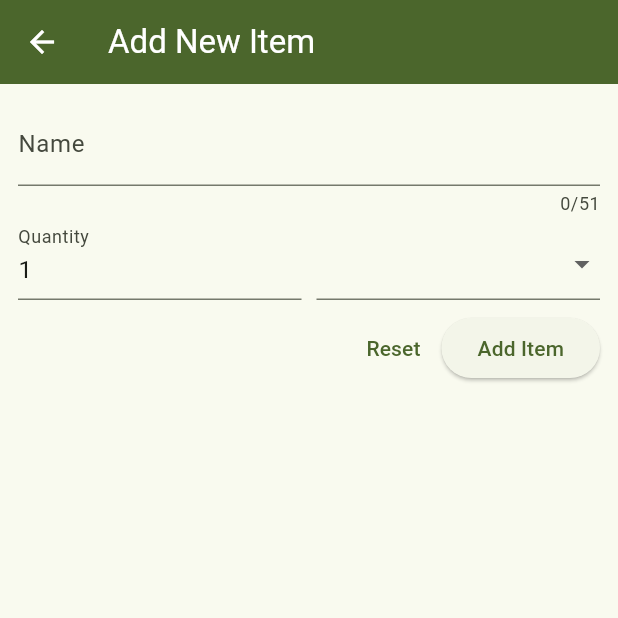
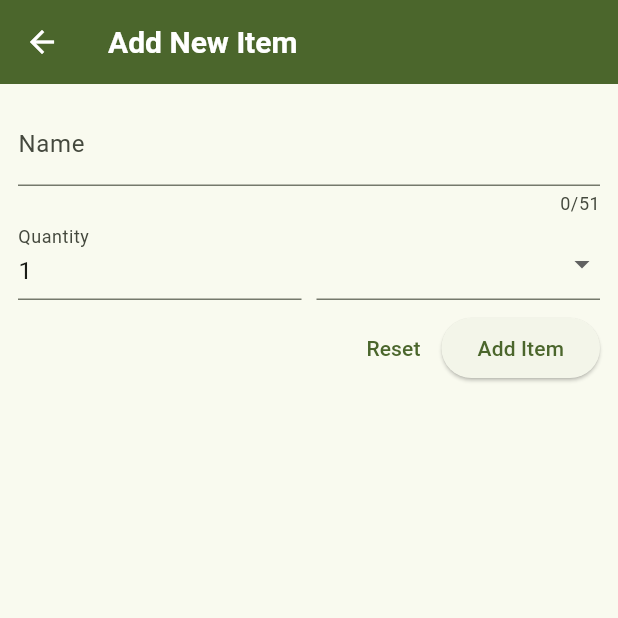
Before and after one commit to Iftikhar-Shams-Niloy/flutter_shoppy_list, a Flutter app: the screen it shows after launch, after a tap on the "add" icon, on a phone screen of 412 x 824 dp, the top half of it. Run offline on Flutter 3.47's test engine with Material 3 defaults, Android fonts, the phone set to English and light mode, and no system bars; network calls fail.

Commit message:
Theme added in the Application

```diff
--- a/lib/data/constants.dart
+++ b/lib/data/constants.dart
@@ -17,9 +17,52 @@ class MyAppScheme {
   ).copyWith(secondary: MyAppColors.accentYellow);
 }
 
+class MyAppTextTheme {
+  static final light = TextTheme(
+    titleLarge: TextStyle(
+      fontSize: 20,
+      fontWeight: FontWeight.w600,
+      color: MyAppScheme.lightScheme.onInverseSurface,
+    ),
+    bodyLarge: TextStyle(
+      fontSize: 16,
+      color: MyAppScheme.lightScheme.onSurface,
+    ),
+    bodyMedium: TextStyle(
+      fontSize: 14,
+      color: MyAppScheme.lightScheme.onSurface,
+    ),
+    bodySmall: TextStyle(
+      fontSize: 12,
+      color: MyAppScheme.lightScheme.onSurface,
+    ),
+  );
+
+  static final dark = TextTheme(
+    titleLarge: TextStyle(
+      fontSize: 20,
+      fontWeight: FontWeight.w600,
+      color: MyAppScheme.darkScheme.onPrimary,
+    ),
+    bodyLarge: TextStyle(
+      fontSize: 16,
+      color: MyAppScheme.darkScheme.onSurface,
+    ),
+    bodyMedium: TextStyle(
+      fontSize: 14,
+      color: MyAppScheme.darkScheme.onSurface,
+    ),
+    bodySmall: TextStyle(
+      fontSize: 12,
+      color: MyAppScheme.darkScheme.onSurface,
+    ),
+  );
+}
+
 class MyAppTheme {
   static final lightTheme = ThemeData.from(colorScheme: MyAppScheme.lightScheme)
       .copyWith(
+        textTheme: MyAppTextTheme.light,
         appBarTheme: AppBarTheme(
           backgroundColor: MyAppScheme.lightScheme.primary,
           foregroundColor: MyAppScheme.lightScheme.onPrimary,
@@ -32,6 +75,7 @@ class MyAppTheme {
 
   static final darkTheme = ThemeData.from(colorScheme: MyAppScheme.lightScheme)
       .copyWith(
+        textTheme: MyAppTextTheme.dark,
         appBarTheme: AppBarTheme(
           backgroundColor: MyAppScheme.darkScheme.primary,
           foregroundColor: MyAppScheme.darkScheme.onPrimary,
--- a/lib/widgets/grocery_list.dart
+++ b/lib/widgets/grocery_list.dart
@@ -146,8 +146,13 @@ class _GroceryListState extends State<GroceryList> {
 
   @override
   Widget build(BuildContext context) {
+    final textTheme = Theme.of(context).textTheme;
+
     Widget myContent = Center(
-      child: Text("Nothing to show!"),
+      child: Text(
+        "Nothing to show!",
+        style: textTheme.bodyLarge,
+      ),
     );
 
     //* It will show a circular loading animation while loading
@@ -166,7 +171,10 @@ class _GroceryListState extends State<GroceryList> {
           },
           key: ValueKey(_groceryItemsList[index].id),
           child: ListTile(
-            title: Text(_groceryItemsList[index].name),
+            title: Text(
+              _groceryItemsList[index].name,
+              style: textTheme.bodyLarge,
+            ),
             leading: Container(
               width: 24,
               height: 24,
@@ -181,6 +189,7 @@ class _GroceryListState extends State<GroceryList> {
             ),
             trailing: Text(
               _groceryItemsList[index].quantity.toString(),
+              style: textTheme.bodyMedium,
             ),
           ),
         ),
@@ -189,13 +198,19 @@ class _GroceryListState extends State<GroceryList> {
 
     if (_error != null) {
       myContent = Center(
-        child: Text(_error!),
+        child: Text(
+          _error!,
+          style: textTheme.bodyLarge,
+        ),
       );
     }
 
     return Scaffold(
       appBar: AppBar(
-        title: const Text('My Grocery List'),
+        title: Text(
+          'My Grocery List',
+          style: textTheme.titleLarge,
+        ),
         actions: [
           IconButton(
             onPressed: _addItem,
```
